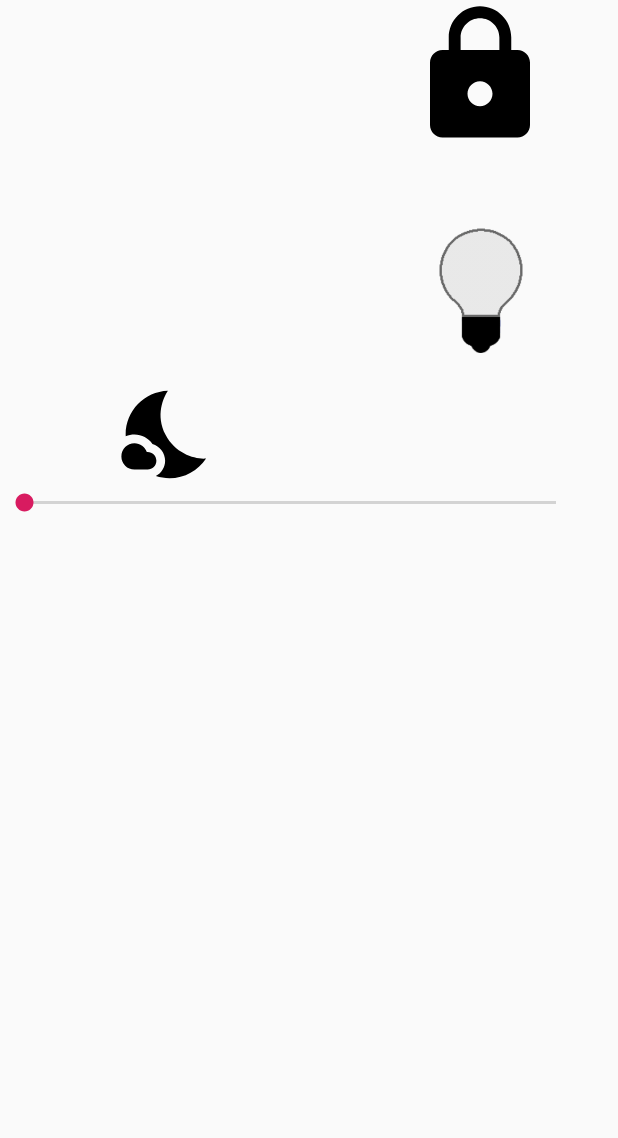
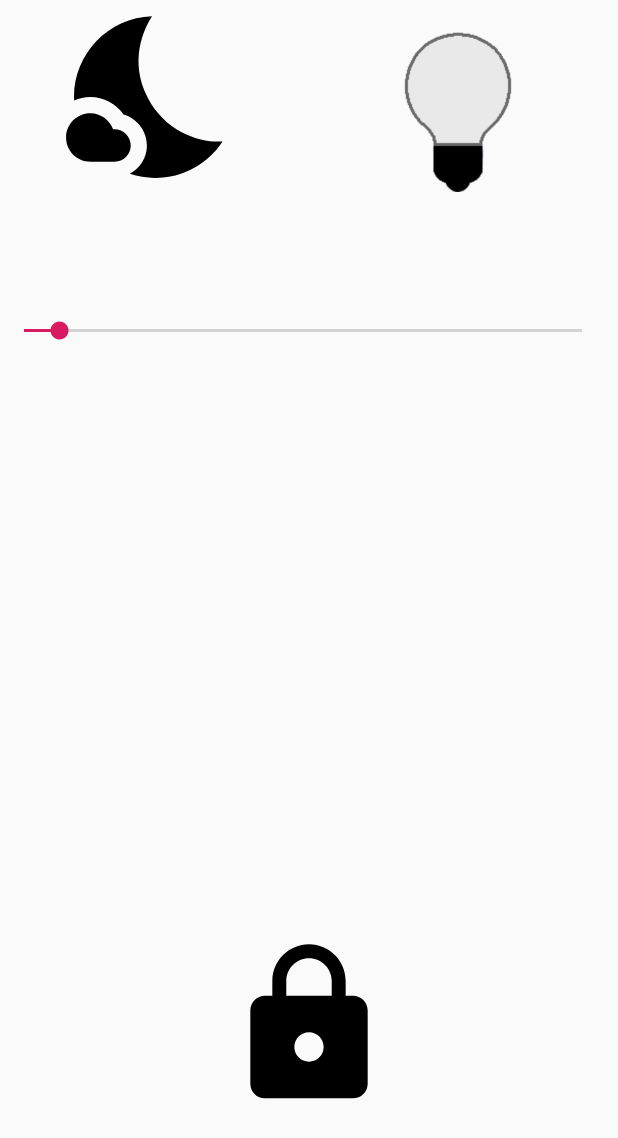
Before and after one commit to Chemi3/ProyectoFinalPerifericos, an Android app: the MainActivity screen opened directly, with no data from a screen before it, on a phone screen of 412 x 824 dp. Shown: the top 1138 px of the screen. Run offline under Robolectric (Android 15) with nearby library versions, the phone set to English and light mode, and no system bars; network calls fail.

Commit message:
V. 1.1 UI Changes Flame added

```diff
--- a/app/src/main/java/com/afinal/proyecto/perifericos/chemamartin/proyectofinal/MainActivity.java
+++ b/app/src/main/java/com/afinal/proyecto/perifericos/chemamartin/proyectofinal/MainActivity.java
@@ -52,7 +52,7 @@ public class MainActivity extends Activity {
     Handler bluetoothIn;
     String PIN;
     SeekBar seekBarTemp;
-    ImageView ldrImageView;
+    ImageView ldrImageView, flameView;
     EditText pinEditText;
     ImageButton key;
     FrameLayout framePIN;
@@ -87,7 +87,7 @@ public class MainActivity extends Activity {
         pinEditText = findViewById(R.id.editTextNumberPassword);
         key = findViewById(R.id.idKeyButton);
         framePIN = findViewById(R.id.idFramePIN);
-
+        flameView = findViewById(R.id.idFlame);
         seekBarTemp.setOnSeekBarChangeListener(new SeekBar.OnSeekBarChangeListener() {
             @Override
             public void onProgressChanged(SeekBar seekBar, int progress, boolean fromUser) {
@@ -114,14 +114,16 @@ public class MainActivity extends Activity {
                 //recDataString.append(String.valueOf( msg.what));
                 String dataInPrint = (String) msg.obj;    // extract string
 
-                if (dataInPrint.indexOf("~") > 0) {                                           // make sure there data before ~
+                Log.i("recive", dataInPrint);
+                //if (dataInPrint.indexOf("~") > 0) {                                           // make sure there data before ~
                 txtString.setText("Datos recibidos = " + dataInPrint);
                 int dataLength = dataInPrint.length();       //get length of data received
                 txtStringLength.setText("Tamaño del String = " + String.valueOf(dataLength));
-
-                    if (dataInPrint.contains("aT")) {
+                if (dataInPrint.contains("T")) {
+                    Log.i("atindex", String.valueOf(dataInPrint.indexOf("T")));
+                    int index = dataInPrint.indexOf("T")-1;
                     try {
-                            String temp = String.valueOf(Integer.parseInt(dataInPrint.substring(2, 5)) / (float) 10);
+                        String temp = String.valueOf(Integer.parseInt(dataInPrint.substring(index + 2, index + 5)) / (float) 10);
                         tempActual.setText(temp);
                     } catch (NumberFormatException e) {
                         e.printStackTrace();
@@ -131,11 +133,15 @@ public class MainActivity extends Activity {
                     ldrImageView.setImageResource(R.drawable.sun);
                 if (dataInPrint.contains("N"))
                     ldrImageView.setImageResource(R.drawable.night);
+                if (dataInPrint.contains("l0"))
+                    flameView.setVisibility(View.INVISIBLE);
+                if (dataInPrint.contains("l1"))
+                    flameView.setVisibility(View.INVISIBLE);
 
                 //recDataString.delete(0, recDataString.length());      //clear all string data
                 // strIncom =" ";
                 dataInPrint = " ";
-                }
+
                 //}
 
             }
--- /dev/null
+++ b/app/src/main/res/drawable/flame.xml
@@ -0,0 +1,9 @@
+<vector xmlns:android="http://schemas.android.com/apk/res/android"
+    android:width="18dp"
+    android:height="18dp"
+    android:viewportWidth="24"
+    android:viewportHeight="24">
+  <path
+      android:pathData="M13.5,0.67s0.74,2.65 0.74,4.8c0,2.06 -1.35,3.73 -3.41,3.73 -2.07,0 -3.63,-1.67 -3.63,-3.73l0.03,-0.36C5.21,7.51 4,10.62 4,14c0,4.42 3.58,8 8,8s8,-3.58 8,-8C20,8.61 17.41,3.8 13.5,0.67zM11.71,19c-1.78,0 -3.22,-1.4 -3.22,-3.14 0,-1.62 1.05,-2.76 2.81,-3.12 1.77,-0.36 3.6,-1.21 4.62,-2.58 0.39,1.29 0.59,2.65 0.59,4.04 0,2.65 -2.15,4.8 -4.8,4.8z"
+      android:fillColor="#000000"/>
+</vector>
--- a/app/src/main/res/layout/activity_main.xml
+++ b/app/src/main/res/layout/activity_main.xml
@@ -1,130 +1,28 @@
 <?xml version="1.0" encoding="utf-8"?>
-<RelativeLayout xmlns:android="http://schemas.android.com/apk/res/android"
+<android.support.constraint.ConstraintLayout xmlns:android="http://schemas.android.com/apk/res/android"
     xmlns:app="http://schemas.android.com/apk/res-auto"
     xmlns:tools="http://schemas.android.com/tools"
+    android:id="@+id/relativeLayout"
     android:layout_width="match_parent"
     android:layout_height="match_parent"
     tools:context=".MainActivity">
 
 
-    <TextView
-        android:id="@+id/txtString"
+    <FrameLayout
+        android:id="@+id/idFramePIN"
         android:layout_width="wrap_content"
         android:layout_height="wrap_content"
-        android:layout_alignParentStart="true"
-        android:layout_alignParentBottom="true"
-        android:layout_marginStart="79dp"
-        android:layout_marginBottom="168dp"
-        android:visibility="invisible" />
-
-    <TextView
-        android:id="@+id/testView1"
-        android:layout_width="wrap_content"
-        android:layout_height="wrap_content"
-        android:layout_alignParentBottom="true"
-        android:layout_marginEnd="124dp"
-        android:layout_marginBottom="127dp"
-        android:visibility="invisible" />
-
-    <TextView
-        android:id="@+id/tv_sendorldr"
-        android:layout_width="wrap_content"
-        android:layout_height="wrap_content"
-        android:layout_alignTop="@+id/testView1"
-        android:layout_alignParentEnd="true"
-        android:layout_marginTop="68dp"
-        android:layout_marginEnd="298dp"
-        android:visibility="invisible" />
-
-    <ImageButton
-        android:id="@+id/imageButton2"
-        android:layout_width="100dp"
-        android:layout_height="100dp"
-        android:layout_alignParentTop="true"
-        android:layout_alignParentEnd="true"
-        android:layout_marginTop="135dp"
-        android:layout_marginEnd="41dp"
-        android:scaleType="fitCenter"
-        android:background="@android:color/transparent"
-        android:src="@drawable/bombilla_off" />
-
-    <ImageButton
-        android:id="@+id/imageView"
-        android:layout_width="100dp"
-        android:layout_height="100dp"
-
-        android:layout_alignParentEnd="true"
-        android:layout_marginEnd="42dp"
-        android:layout_marginBottom="-84dp"
-        android:background="@android:color/transparent"
-        android:scaleType="fitCenter"
-        android:src="@drawable/lock_close" />
-
-    <ImageView
-        android:id="@+id/imageView2"
-        android:layout_width="70dp"
-        android:layout_height="70dp"
-        android:layout_alignParentStart="true"
-        android:layout_alignParentBottom="true"
-        android:layout_marginStart="78dp"
-        android:layout_marginBottom="499dp"
-        android:src="@drawable/night" />
-
-    <android.support.constraint.ConstraintLayout
-        android:layout_width="396dp"
-        android:layout_height="wrap_content"
-        android:layout_alignParentStart="true"
-        android:layout_alignParentTop="true"
-        android:layout_alignParentEnd="true"
-        android:layout_marginStart="0dp"
-        android:layout_marginTop="318dp"
-        android:layout_marginEnd="15dp"
-        android:orientation="horizontal">
-
-        <SeekBar
-            android:id="@+id/seekBar"
-            android:layout_width="0dp"
-            android:layout_height="35dp"
-            android:max="300"
-            android:min="140"
-            app:layout_constraintBottom_toBottomOf="parent"
-            app:layout_constraintEnd_toStartOf="@+id/tempSetID"
-            app:layout_constraintStart_toStartOf="parent"
-            app:layout_constraintTop_toTopOf="parent" />
-
-        <TextView
-            android:id="@+id/tempSetID"
-            android:layout_width="wrap_content"
-            android:layout_height="wrap_content"
-            android:layout_marginEnd="10dp"
-            android:layout_weight="1"
-            android:textSize="24sp"
-            app:layout_constraintBottom_toBottomOf="parent"
-            app:layout_constraintEnd_toStartOf="@+id/tempActualID"
-            app:layout_constraintTop_toTopOf="parent" />
-
-        <TextView
-            android:id="@+id/tempActualID"
-            android:layout_width="wrap_content"
-            android:layout_height="wrap_content"
-            android:layout_weight="1"
-            android:textSize="18sp"
-            android:textStyle="bold"
-            app:layout_constraintBottom_toBottomOf="parent"
-            app:layout_constraintEnd_toEndOf="parent"
-            app:layout_constraintTop_toTopOf="parent" />
-    </android.support.constraint.ConstraintLayout>
-
-    <FrameLayout
-        android:id="@+id/idFramePIN"
-        android:layout_width="match_parent"
-        android:layout_height="match_parent"
         android:background="#FFFFFF"
-        android:visibility="invisible">
+        android:visibility="invisible"
+        app:layout_constraintBottom_toBottomOf="parent"
+        app:layout_constraintEnd_toEndOf="parent"
+        app:layout_constraintStart_toStartOf="parent"
+        app:layout_constraintTop_toTopOf="parent">
 
         <android.support.constraint.ConstraintLayout
             android:layout_width="match_parent"
-            android:layout_height="match_parent">
+            android:layout_height="match_parent"
+            android:visibility="visible">
 
             <EditText
                 android:id="@+id/editTextNumberPassword"
@@ -152,8 +50,117 @@
                 app:layout_constraintEnd_toEndOf="parent"
                 app:layout_constraintStart_toEndOf="@+id/editTextNumberPassword"
                 app:layout_constraintTop_toTopOf="parent" />
+
         </android.support.constraint.ConstraintLayout>
 
     </FrameLayout>
 
-</RelativeLayout>
+    <ImageButton
+        android:id="@+id/imageView"
+        android:layout_width="117dp"
+        android:layout_height="121dp"
+
+        android:layout_marginBottom="80dp"
+        android:background="@android:color/transparent"
+        android:scaleType="fitCenter"
+        android:src="@drawable/lock_close"
+        app:layout_constraintBottom_toBottomOf="parent"
+        app:layout_constraintEnd_toEndOf="parent"
+        app:layout_constraintStart_toStartOf="parent" />
+
+    <ImageButton
+        android:id="@+id/imageButton2"
+        android:layout_width="133dp"
+        android:layout_height="128dp"
+        android:layout_marginEnd="40dp"
+        android:background="@android:color/transparent"
+        android:scaleType="fitCenter"
+        android:src="@drawable/bombilla_off"
+        app:layout_constraintEnd_toEndOf="parent"
+        app:layout_constraintTop_toTopOf="parent" />
+
+    <ImageView
+        android:id="@+id/idFlame"
+        android:layout_width="242dp"
+        android:layout_height="258dp"
+        android:src="@drawable/flame"
+        android:visibility="invisible"
+        app:layout_constraintBottom_toBottomOf="parent"
+        app:layout_constraintEnd_toEndOf="parent"
+        app:layout_constraintStart_toStartOf="parent"
+        app:layout_constraintTop_toTopOf="parent" />
+
+    <ImageView
+        android:id="@+id/imageView2"
+        android:layout_width="133dp"
+        android:layout_height="129dp"
+        android:src="@drawable/night"
+        app:layout_constraintEnd_toStartOf="@+id/imageButton2"
+        app:layout_constraintHorizontal_bias="0.347"
+        app:layout_constraintStart_toStartOf="parent"
+        tools:layout_editor_absoluteY="0dp" />
+
+    <TextView
+        android:id="@+id/tv_sendorldr"
+        android:layout_width="wrap_content"
+        android:layout_height="wrap_content"
+        android:visibility="invisible" />
+
+    <TextView
+        android:id="@+id/txtString"
+        android:layout_width="wrap_content"
+        android:layout_height="wrap_content"
+        android:visibility="invisible" />
+
+    <TextView
+        android:id="@+id/testView1"
+        android:layout_width="wrap_content"
+        android:layout_height="wrap_content"
+        android:visibility="invisible" />
+
+    <android.support.constraint.ConstraintLayout
+        android:id="@+id/constraintLayout"
+        android:layout_width="match_parent"
+        android:layout_height="wrap_content"
+        android:layout_marginTop="204dp"
+        android:orientation="horizontal"
+        app:layout_constraintEnd_toEndOf="parent"
+        app:layout_constraintHorizontal_bias="1.0"
+        app:layout_constraintStart_toStartOf="parent"
+        app:layout_constraintTop_toTopOf="parent">
+
+        <SeekBar
+            android:id="@+id/seekBar"
+            android:layout_width="0dp"
+            android:layout_height="28dp"
+            android:indeterminate="false"
+            android:max="300"
+            android:min="140"
+            android:progress="150"
+            app:layout_constraintBottom_toBottomOf="parent"
+            app:layout_constraintEnd_toStartOf="@+id/tempSetID"
+            app:layout_constraintStart_toStartOf="parent"
+            app:layout_constraintTop_toTopOf="parent" />
+
+        <TextView
+            android:id="@+id/tempSetID"
+            android:layout_width="wrap_content"
+            android:layout_height="wrap_content"
+            android:textSize="24sp"
+            app:layout_constraintBottom_toBottomOf="parent"
+            app:layout_constraintEnd_toStartOf="@+id/tempActualID"
+            app:layout_constraintTop_toTopOf="parent" />
+
+        <TextView
+            android:id="@+id/tempActualID"
+            android:layout_width="wrap_content"
+            android:layout_height="wrap_content"
+            android:layout_marginEnd="8dp"
+            android:textSize="18sp"
+            android:textStyle="bold"
+            app:layout_constraintBottom_toBottomOf="parent"
+            app:layout_constraintEnd_toEndOf="parent"
+            app:layout_constraintTop_toTopOf="parent" />
+    </android.support.constraint.ConstraintLayout>
+
+</android.support.constraint.ConstraintLayout>
```
Lines whose indentation alone changed are shown as unchanged.
